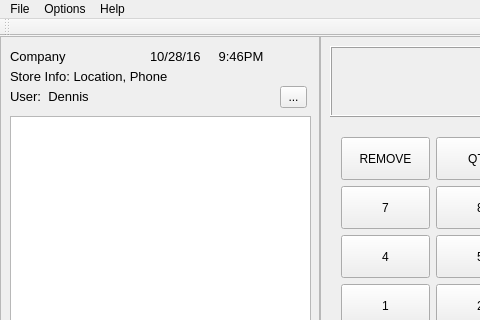
This is testGUI/mainwindow.ui in Ingvildk/SoftwareEngineering441 as Qt 5 draws it before an edit; both pictures show x 0 to 480 and y 0 to 320 of the 1280 by 720 pixel window. The edited form follows.
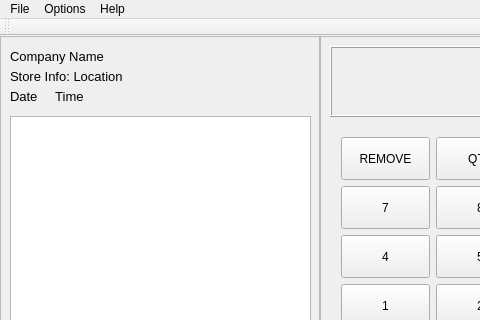
This is the edited form.

Patch:
```diff
--- a/testGUI/mainwindow.ui
+++ b/testGUI/mainwindow.ui
@@ -874,9 +874,9 @@
     <widget class="QLabel" name="label_DateTime">
      <property name="geometry">
       <rect>
-       <x>150</x>
-       <y>10</y>
-       <width>161</width>
+       <x>10</x>
+       <y>50</y>
+       <width>221</width>
        <height>21</height>
       </rect>
      </property>
@@ -886,25 +886,7 @@
       </font>
      </property>
      <property name="text">
-      <string>10/28/16     9:46PM</string>
-     </property>
-    </widget>
-    <widget class="QLabel" name="label_User">
-     <property name="geometry">
-      <rect>
-       <x>10</x>
-       <y>50</y>
-       <width>181</width>
-       <height>20</height>
-      </rect>
-     </property>
-     <property name="font">
-      <font>
-       <pointsize>10</pointsize>
-      </font>
-     </property>
-     <property name="text">
-      <string>User:  Dennis</string>
+      <string>Date     Time</string>
      </property>
     </widget>
     <widget class="QLabel" name="label_Store">
@@ -922,20 +904,7 @@
       </font>
      </property>
      <property name="text">
-      <string>Store Info: Location, Phone</string>
-     </property>
-    </widget>
-    <widget class="QToolButton" name="toolButton">
-     <property name="geometry">
-      <rect>
-       <x>280</x>
-       <y>50</y>
-       <width>27</width>
-       <height>22</height>
-      </rect>
-     </property>
-     <property name="text">
-      <string>...</string>
+      <string>Store Info: Location</string>
      </property>
     </widget>
     <widget class="QLabel" name="label_Company">
@@ -953,7 +922,7 @@
       </font>
      </property>
      <property name="text">
-      <string>Company</string>
+      <string>Company Name</string>
      </property>
     </widget>
    </widget>
```
